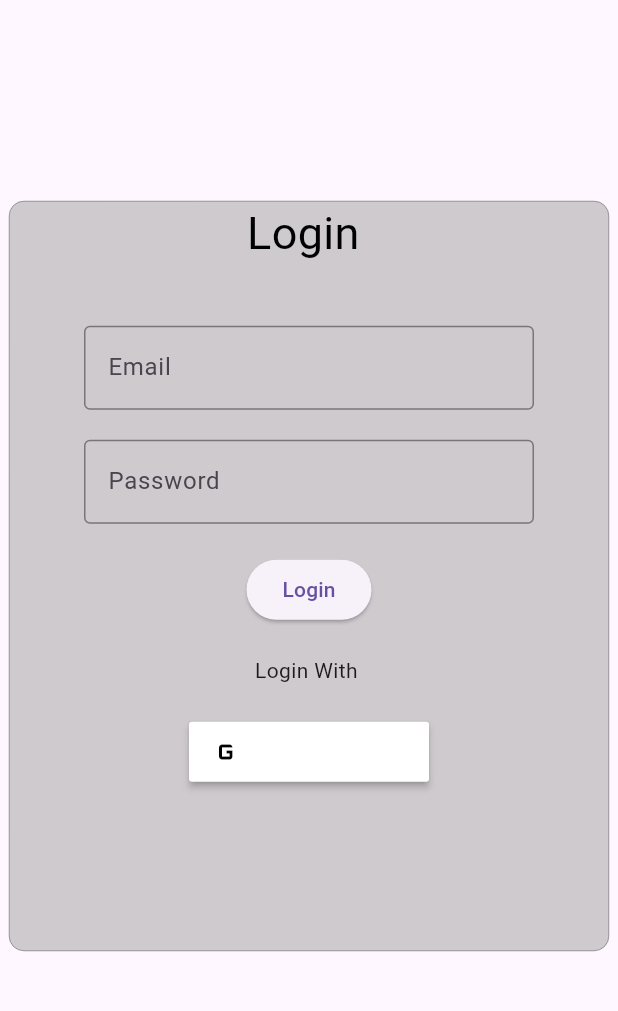
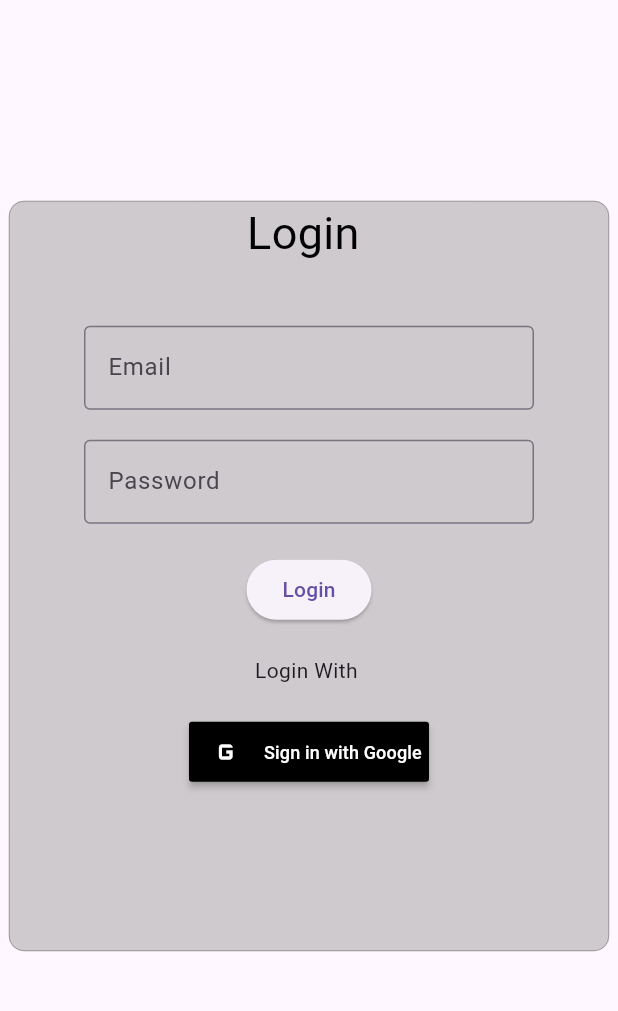
Before and after one commit to paramjeetsingh007/Admin_Panel, a Flutter app: the screen it shows after launch, on a phone screen of 412 x 824 dp, the part 84-1095 px from its top. Run offline on Flutter 3.47's test engine with Material 3 defaults, Android fonts, the phone set to English and light mode, and no system bars; drawn by our look-alikes of sign_in_button.

Commit message:
add initial code

```diff
--- a/lib/LoginPage.dart
+++ b/lib/LoginPage.dart
@@ -64,6 +64,7 @@ class _LoginpageState extends State<Loginpage> {
               ),
               const SizedBox(height: 20),
               ElevatedButton(
+
                   onPressed: () {},
                   child: const Text(
                     "Login",
@@ -75,9 +76,9 @@ class _LoginpageState extends State<Loginpage> {
                 text: 'Sign in with Google',
                 icon: Icons
                     .g_mobiledata, // Custom icon or use any other available
-                iconColor: Colors.black,
+                iconColor: Colors.white,
                 onPressed: () {},
-                backgroundColor: Colors.white,
+                backgroundColor: Colors.black,
                 width: 160, // Set the desired width
                 height: 40, // Set the desired height
                 fontSize: 12, // Adjust font size as needed
```
